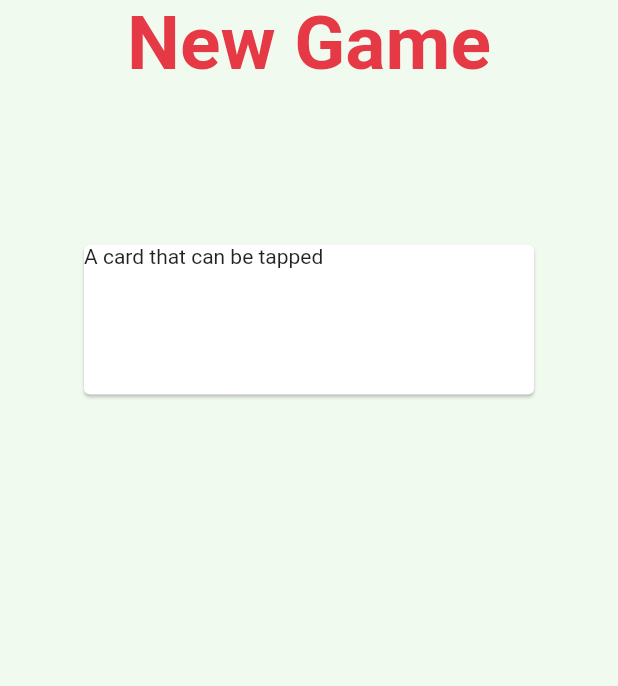
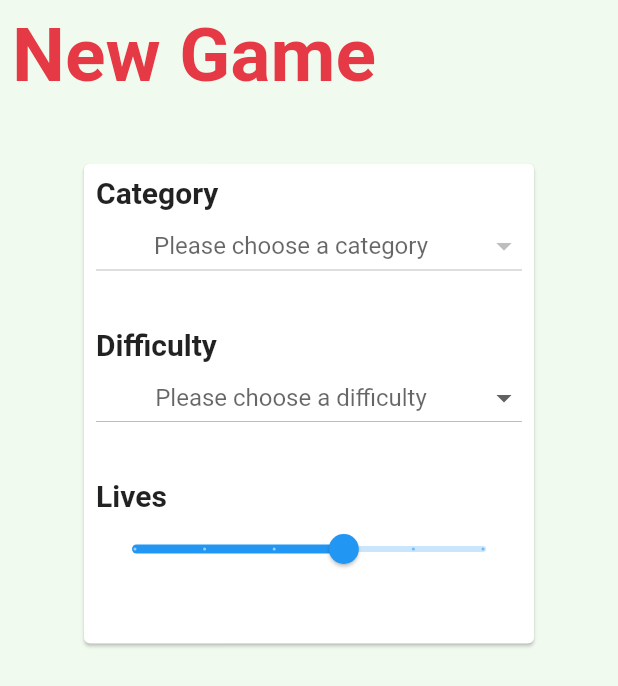
Before and after one commit to Gostis/Flutter_Trivia_App, a Flutter app: the screen it shows after launch, after a tap on "Start Game", on a phone screen of 412 x 824 dp. Shown: the top 686 px of the screen. Run offline on Flutter 3.47's test engine with Material 2 defaults, Android fonts, the phone set to English and light mode, and no system bars; network calls fail.

Commit message:
Changes with gamesettings

```diff
--- a/lib/screens/new_game.dart
+++ b/lib/screens/new_game.dart
@@ -1,35 +1,152 @@
+import 'dart:convert';
+
 import 'package:flutter/material.dart';
+import 'package:http/http.dart' as http;
 
-class NewGame extends StatelessWidget {
+class NewGame extends StatefulWidget {
+  @override
+  State<StatefulWidget> createState() => _NewGameMenu();
+}
+
+class Genre {
+  final String genre, id;
+  Genre({
+    this.genre,
+    this.id,
+  });
+
+  factory Genre.fromJson(Map<String, dynamic> json) {
+    return new Genre(
+      genre: json['name'].toString(),
+      id: json['id'].toString(),
+    );
+  }
+}
+
+class _NewGameMenu extends State<NewGame> {
+  List _locations;
+  List difficulty = ["Easy", "Intermediate", "Difficult"];
+  double lives = 3.0;
+
+  String _selectedLocation; // Option 2
+  String _selectedDifficulty;
+
+  Future<List<String>> _parseCategories() async {
+    http.Response response =
+        await http.get('https://opentdb.com/api_category.php');
+
+    setState(() {
+      var responseJson = json.decode(response.body);
+      _locations = responseJson['trivia_categories']
+          .map((genre) => genre['name'].toString())
+          .toList();
+    });
+  }
+
+  @override
+  void initState() {
+    this._parseCategories();
+  }
+
   @override
   Widget build(BuildContext context) {
     return Scaffold(
-     body:
-       SafeArea(
+      body: SafeArea(
         child: Column(
           children: <Widget>[
-              Text("New Game", style: TextStyle(color: Theme.of(context).primaryColor, fontSize: 50, fontWeight: FontWeight.w600),),
-
-              SizedBox(height: 100,),
-
-
+            Padding(
+              padding: EdgeInsets.all(8.0),
+              child: Align(
+                alignment: Alignment.centerLeft,
+                child: Text(
+                  "New Game",
+                  style: TextStyle(
+                      color: Theme.of(context).primaryColor,
+                      fontSize: 50,
+                      fontWeight: FontWeight.w600),
+                ),
+              ),
+            ),
+            SizedBox(
+              height: 30,
+            ),
             Center(
               child: Card(
-      child: InkWell(
-        splashColor: Colors.blue.withAlpha(30),
-        onTap: () {
-          print('Card tapped.');
+                child: Container(
+                  padding: EdgeInsets.all(8.0),
+                  width: 300,
+                  height: 320,
+                  child: Column(
+                    crossAxisAlignment: CrossAxisAlignment.start,
+                    children: <Widget>[
+                      Text("Category",
+                          style: TextStyle(
+                              fontSize: 20, fontWeight: FontWeight.w600)),
+                      DropdownButton(
+                        isExpanded: true,
+                        hint: Center(
+                          child: Text('Please choose a category'),
+                        ), // Not necessary for Option 1
+                        value: _selectedLocation,
+                        onChanged: (newValue) {
+                          setState(() {
+                            _selectedLocation = newValue;
+                          });
                         },
-        child: Container(
-          width: 300,
-          height: 100,
-          child: Text('A card that can be tapped'),
+                        items: _locations != null
+                            ? _locations.map((location) {
+                                return DropdownMenuItem(
+                                  child: new Text(location),
+                                  value: location,
+                                );
+                              }).toList()
+                            : null,
+                      ),
+                      SizedBox(
+                        height: 30,
+                      ),
+                      Text("Difficulty",
+                          style: TextStyle(
+                              fontSize: 20, fontWeight: FontWeight.w600)),
+                      DropdownButton(
+                        isExpanded: true,
+                        hint: Center(
+                          child: Text('Please choose a difficulty'),
+                        ), // Not necessary for Option 1
+                        value: _selectedDifficulty,
+                        onChanged: (newValue) {
+                          setState(() {
+                            _selectedDifficulty = newValue;
+                          });
+                        },
+                        items: <String>['Easy', 'Intermediate', 'Hard']
+                            .map<DropdownMenuItem<String>>((String value) {
+                          return DropdownMenuItem<String>(
+                            value: value,
+                            child: Text(value),
+                          );
+                        }).toList(),
+                      ),
+                      SizedBox(
+                        height: 30,
+                      ),
+                      Text("Lives",
+                          style: TextStyle(
+                              fontSize: 20, fontWeight: FontWeight.w600)),
+                      Slider(
+                        value: lives,
+                        onChanged: (newLives) {
+                          setState(() => lives = newLives);
+                        },
+                        min: 1,
+                        max: 5,
+                        divisions: 5,
+                      ),
+                    ],
                   ),
                 ),
               ),
             )
-
-
           ],
         ),
       ),
```
Also changed, not shown: pubspec.yaml (+1 -6 lines), pubspec.lock. Lines whose indentation alone changed are shown as unchanged.
